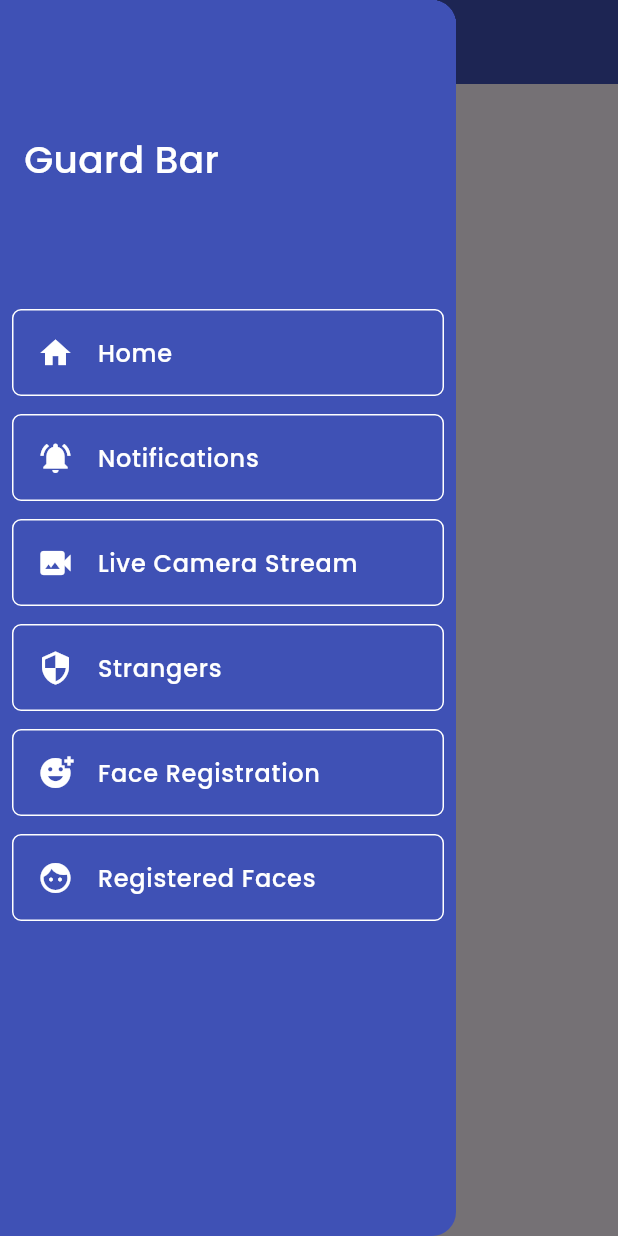
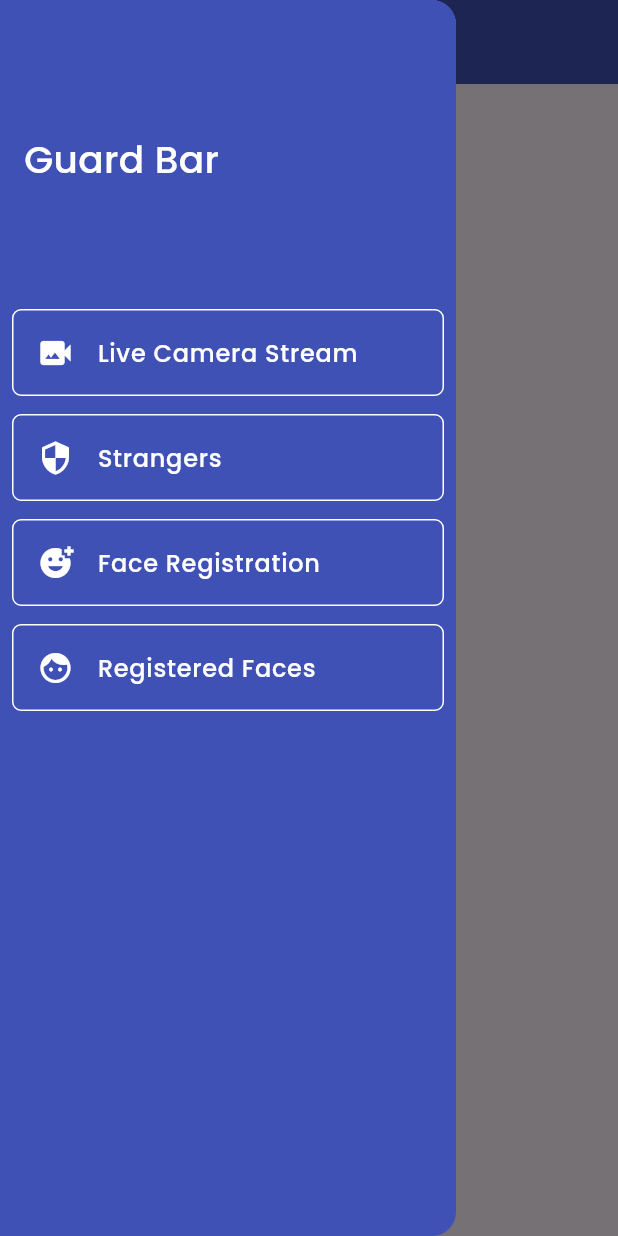
Before and after one commit to unuvarx/PiGuard, a Flutter app: the screen it shows after launch, with the side drawer open, on a phone screen of 412 x 824 dp. Run offline on Flutter 3.47's test engine with Material 3 defaults, Android fonts, the light colour scheme and no system bars; our stand-ins replace camera, flutter_dotenv, flutter_local_notifications; missing offline and left inert: google_mlkit_face_detection; network calls fail.

Commit message:
completed mobile_app

```diff
--- a/mobile_app/lib/main.dart
+++ b/mobile_app/lib/main.dart
@@ -5,8 +5,12 @@ import 'package:mobile_app/view_model/registered_faces/registered_faces_vm.dart'
 import 'package:mobile_app/view_model/shared/layout_vm.dart';
 import 'package:provider/provider.dart';
 import 'package:flutter_dotenv/flutter_dotenv.dart';
+import 'package:mobile_app/services/notifications/index.dart' as notifications;
 
 final RouteObserver<ModalRoute<void>> routeObserver = RouteObserver<ModalRoute<void>>();
+
+// Global navigator key, bildirimleri göstermek için kullanılacak
+final GlobalKey<NavigatorState> navigatorKey = GlobalKey<NavigatorState>();
 
 void main() async {
   WidgetsFlutterBinding.ensureInitialized();
@@ -25,6 +29,9 @@ void main() async {
       child: UnuvarMobilya(),
     ),
   );
+
+  // Uygulama başlatıldıktan sonra websocket bildirim servisini başlat
+  await notifications.startNotifications(navigatorKey: navigatorKey);
 }
 
 class UnuvarMobilya extends StatelessWidget {
@@ -34,6 +41,7 @@ class UnuvarMobilya extends StatelessWidget {
       theme: ThemeData(fontFamily: 'Poppins'),
       debugShowCheckedModeBanner: false,
       navigatorObservers: [routeObserver],
+      navigatorKey: navigatorKey, // burada veriyoruz
       home: const Layout(),
     );
   }
--- a/mobile_app/lib/view/home/index.dart
+++ /dev/null
@@ -1,20 +0,0 @@
-import 'package:flutter/material.dart';
-import 'package:provider/provider.dart';
-import 'package:mobile_app/view_model/shared/layout_vm.dart';
-
-class HomeIndex extends StatefulWidget {
-  const HomeIndex({super.key});
-
-  @override
-  State<HomeIndex> createState() => _HomeIndexState();
-}
-
-class _HomeIndexState extends State<HomeIndex> {
-  @override
-  Widget build(BuildContext context) {
-    final vm = Provider.of<LayoutViewModel>(context);
-    return Center(
-      child: Text("Ana sayfa"),
-    );
-  }
-}
--- a/mobile_app/lib/view/notifications/index.dart
+++ /dev/null
@@ -1,15 +0,0 @@
-import 'package:flutter/material.dart';
-
-class Notifications extends StatefulWidget {
-  const Notifications({super.key});
-
-  @override
-  State<Notifications> createState() => _NotificationsState();
-}
-
-class _NotificationsState extends State<Notifications> {
-  @override
-  Widget build(BuildContext context) {
-    return Text("bildirimler");
-  }
-}
--- a/mobile_app/lib/view/shared/layout.dart
+++ b/mobile_app/lib/view/shared/layout.dart
@@ -1,8 +1,6 @@
 import 'package:flutter/material.dart';
-import 'package:mobile_app/view/notifications/index.dart';
 import 'package:provider/provider.dart';
 import 'package:mobile_app/view_model/shared/layout_vm.dart';
-import 'package:mobile_app/view/home/index.dart';
 import 'package:mobile_app/view/live_camera/index.dart';
 import 'package:mobile_app/view/strangers/strangers.dart';
 import 'package:mobile_app/view/face_registration/index.dart';
@@ -21,8 +19,6 @@ class _Layout extends State<Layout> {
     return Consumer<LayoutViewModel>(
       builder: (context, vm, _) {
         final pages = <Widget>[
-          const HomeIndex(),
-          const Notifications(),
           const LiveCamera(),
           const Strangers(),
           const FaceRegistration(),
@@ -62,40 +58,10 @@ class _Layout extends State<Layout> {
                     borderRadius: BorderRadius.circular(6),
                   ),
                   child: ListTile(
-                    leading: const Icon(Icons.home, color: Colors.white),
-                    title: const Text('Home', style: TextStyle(color: Colors.white)),
-                    onTap: () {
-                      vm.selectedIndex = 0;
-                      Navigator.pop(context);
-                    },
-                  ),
-                ),
-                Container(
-                  margin: const EdgeInsets.symmetric(horizontal: 8, vertical: 6),
-                  decoration: BoxDecoration(
-                    border: Border.all(color: Colors.white, width: 1),
-                    borderRadius: BorderRadius.circular(6),
-                  ),
-                  child: ListTile(
-                    leading: const Icon(Icons.notifications_active, color: Colors.white),
-                    title: const Text('Notifications', style: TextStyle(color: Colors.white)),
-                    onTap: () {
-                      vm.selectedIndex = 1;
-                      Navigator.pop(context);
-                    },
-                  ),
-                ),
-                Container(
-                  margin: const EdgeInsets.symmetric(horizontal: 8, vertical: 6),
-                  decoration: BoxDecoration(
-                    border: Border.all(color: Colors.white, width: 1),
-                    borderRadius: BorderRadius.circular(6),
-                  ),
-                  child: ListTile(
                     leading: const Icon(Icons.video_camera_back, color: Colors.white),
                     title: const Text('Live Camera Stream', style: TextStyle(color: Colors.white)),
                     onTap: () {
-                      vm.selectedIndex = 2;
+                      vm.selectedIndex = 0;
                       Navigator.pop(context);
                     },
                   ),
@@ -110,7 +76,7 @@ class _Layout extends State<Layout> {
                     leading: const Icon(Icons.security, color: Colors.white),
                     title: const Text('Strangers', style: TextStyle(color: Colors.white)),
                     onTap: () {
-                      vm.selectedIndex = 3;
+                      vm.selectedIndex = 1;
                       Navigator.pop(context);
                     },
                   ),
@@ -125,7 +91,7 @@ class _Layout extends State<Layout> {
                     leading: const Icon(Icons.add_reaction, color: Colors.white),
                     title: const Text('Face Registration', style: TextStyle(color: Colors.white)),
                     onTap: () {
-                      vm.selectedIndex = 4;
+                      vm.selectedIndex = 2;
                       Navigator.pop(context);
                     },
                   ),
@@ -140,7 +106,7 @@ class _Layout extends State<Layout> {
                     leading: const Icon(Icons.face, color: Colors.white),
                     title: const Text('Registered Faces', style: TextStyle(color: Colors.white)),
                     onTap: () {
-                      vm.selectedIndex = 5;
+                      vm.selectedIndex = 3;
                       Navigator.pop(context);
                     },
                   ),
--- a/mobile_app/pubspec.yaml
+++ b/mobile_app/pubspec.yaml
@@ -43,6 +43,8 @@ dependencies:
   image: ^4.0.17
   google_mlkit_face_detection: ^0.13.1
   flutter_dotenv: ^6.0.0
+  web_socket_channel: ^3.0.3
+  flutter_local_notifications: ^12.0.4
 
 
 dev_dependencies:
```
Also changed, not shown: mobile_app/lib/services/notifications/index.dart (added, +135 -0 lines), mobile_app/pubspec.lock, 1 other file.
